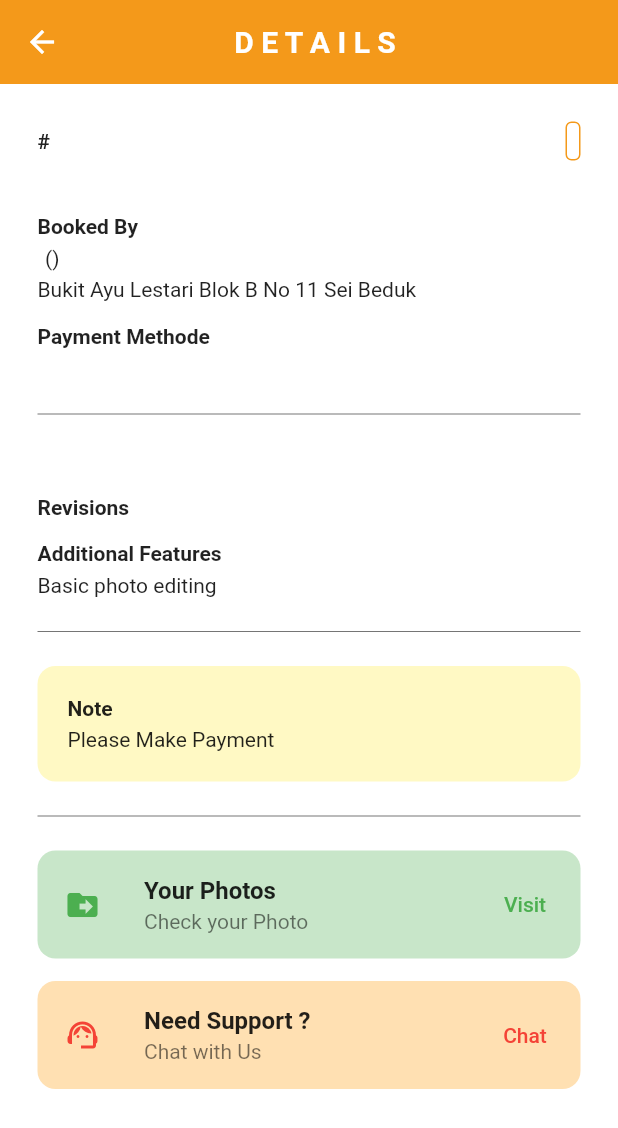
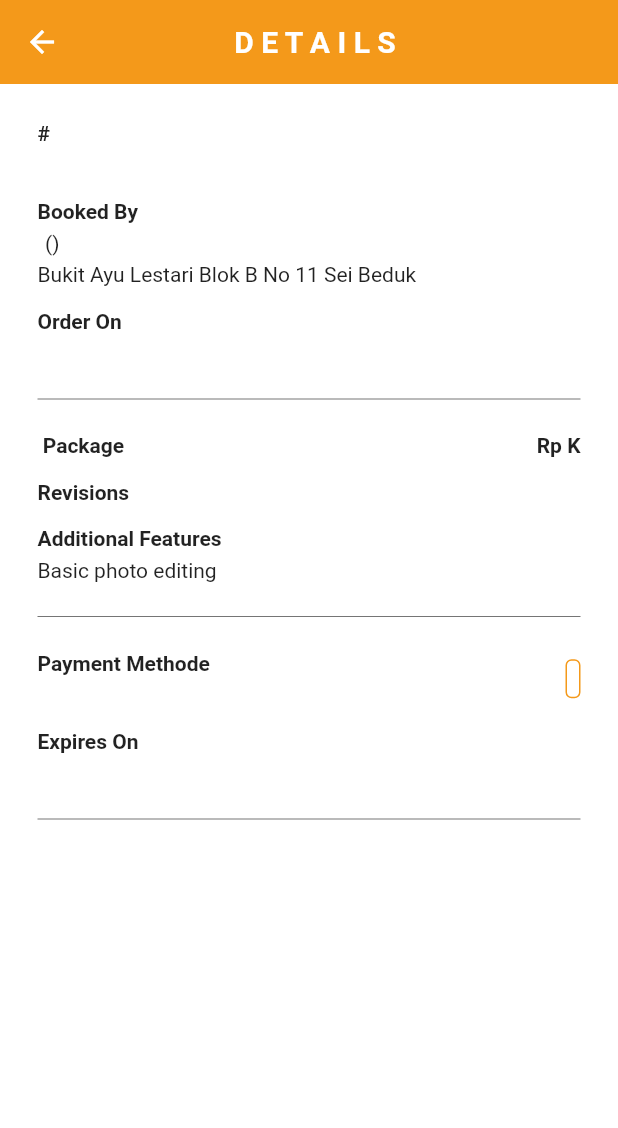
Before and after one commit to rumahrudi/pbl_snapc, a Flutter app: the OrderDetails screen opened directly with empty values, on a phone screen of 412 x 824 dp. Shown: the top 1128 px of the screen. Run offline on Flutter 3.47's test engine with Material 2 defaults, Android fonts, the phone set to English and light mode, and no system bars; our stand-ins replace cloud_firestore, firebase_auth, firebase_core, google_fonts, google_nav_bar; accounts and stored records are empty.

Commit message:
update daily
update show & hide button base on status order

```diff
--- a/snapc/lib/pages/order_detail_page.dart
+++ b/snapc/lib/pages/order_detail_page.dart
@@ -1,5 +1,7 @@
 import 'package:flutter/material.dart';
+import 'package:snapc/components/list_tile_button.dart';
 import 'package:snapc/components/my_app_bar.dart';
+import 'package:snapc/components/my_note.dart';
 import 'package:snapc/theme/colors.dart';
 
 class OrderDetails extends StatefulWidget {
@@ -12,6 +14,9 @@ class OrderDetails extends StatefulWidget {
   final String typePackage;
   final String total;
   final String revisions;
+  final String orderOn;
+  final String expiresOn;
+
   const OrderDetails({
     super.key,
     required this.docId,
@@ -23,6 +28,8 @@ class OrderDetails extends StatefulWidget {
     required this.typePackage,
     required this.total,
     required this.revisions,
+    required this.orderOn,
+    required this.expiresOn,
   });
 
   @override
@@ -39,6 +46,17 @@ class _OrderDetailsState extends State<OrderDetails> {
       //* Default color
       return secondaryColor;
     }
+  }
+
+  // * if status = payment
+  bool shouldShowButton(List<String> allowedStatusList) {
+    String lowerCaseStatus = widget.status.toLowerCase();
+    for (String allowedStatus in allowedStatusList) {
+      if (lowerCaseStatus == allowedStatus.toLowerCase()) {
+        return true;
+      }
+    }
+    return false;
   }
 
   @override
@@ -67,25 +85,6 @@ class _OrderDetailsState extends State<OrderDetails> {
                         Text(
                           '#${widget.docId}',
                           style: const TextStyle(fontWeight: FontWeight.bold),
-                      ),
-                      Container(
-                        decoration: BoxDecoration(
-                          color: Colors.transparent,
-                          border: Border.all(
-                            color: getStatusColor(),
-                          ),
-                          borderRadius: BorderRadius.circular(4),
-                        ),
-                        child: Padding(
-                          padding: const EdgeInsets.all(4),
-                          child: Text(
-                            widget.status,
-                            style: TextStyle(
-                              color: getStatusColor(),
-                              fontWeight: FontWeight.bold,
-                            ),
-                          ),
-                        ),
                         ),
                       ],
                     ),
@@ -124,14 +123,14 @@ class _OrderDetailsState extends State<OrderDetails> {
                       height: 15,
                     ),
                     const Text(
-                    'Payment Methode',
+                      'Order On',
                       style: TextStyle(fontWeight: FontWeight.bold),
                     ),
                     const SizedBox(
                       height: 5,
                     ),
                     Text(
-                    widget.payment,
+                      widget.orderOn,
                     ),
                     Padding(
                       padding: const EdgeInsets.symmetric(
@@ -144,13 +143,17 @@ class _OrderDetailsState extends State<OrderDetails> {
                     Row(
                       mainAxisAlignment: MainAxisAlignment.spaceBetween,
                       children: [
+                        // * type package
                         Text(
-                        widget.typePackage,
+                          '${widget.typePackage} Package',
                           style: const TextStyle(fontWeight: FontWeight.bold),
                         ),
+                        // * total
                         Text(
-                        widget.status,
-                        style: const TextStyle(fontWeight: FontWeight.bold),
+                          'Rp ${widget.total}K',
+                          style: const TextStyle(
+                            fontWeight: FontWeight.bold,
+                          ),
                         )
                       ],
                     ),
@@ -197,115 +200,116 @@ class _OrderDetailsState extends State<OrderDetails> {
                         color: Colors.grey[600],
                       ),
                     ),
-                  // * noted
+                    // * payment
+                    Row(
+                      mainAxisAlignment: MainAxisAlignment.spaceBetween,
+                      children: [
+                        //  * payment methode (Bank)
+                        Column(
+                          crossAxisAlignment: CrossAxisAlignment.start,
+                          children: [
+                            const Text(
+                              'Payment Methode',
+                              style: TextStyle(fontWeight: FontWeight.bold),
+                            ),
+                            const SizedBox(
+                              height: 5,
+                            ),
+                            Text(
+                              widget.payment,
+                            ),
+                          ],
+                        ),
+
+                        // * status
                         Container(
                           decoration: BoxDecoration(
-                        color: Colors.yellow[100],
-                        borderRadius: BorderRadius.circular(12)),
-                    child: const Padding(
-                      padding: EdgeInsets.all(20),
-                      child: Column(
-                        crossAxisAlignment: CrossAxisAlignment.start,
-                        children: [
-                          Text(
-                            'Note',
+                            color: Colors.transparent,
+                            border: Border.all(
+                              color: getStatusColor(),
+                            ),
+                            borderRadius: BorderRadius.circular(4),
+                          ),
+                          child: Padding(
+                            padding: const EdgeInsets.all(4),
+                            child: Text(
+                              widget.status,
+                              style: TextStyle(
+                                color: getStatusColor(),
+                                fontWeight: FontWeight.bold,
+                              ),
+                            ),
+                          ),
+                        ),
+                      ],
+                    ),
+                    const SizedBox(
+                      height: 15,
+                    ),
+
+                    // * expires on
+                    const Text(
+                      'Expires On',
                       style: TextStyle(
                         fontWeight: FontWeight.bold,
                       ),
                     ),
-                          SizedBox(
+                    const SizedBox(
                       height: 5,
                     ),
-                          Text('Please Make Payment')
-                        ],
+                    Text(widget.expiresOn),
+
+                    // * noted
+                    MyNote(
+                      isVisible: shouldShowButton(['payment']),
                     ),
+
+                    MyTileButton(
+                        isVisible: shouldShowButton(
+                          ['payment'],
                         ),
-                  ),
+                        icon: Icons.photo_album,
+                        title: 'Upload Proof',
+                        subtitle: 'Proof your Payment',
+                        onPressed: () {},
+                        textButton: 'Upload',
+                        colorTile: Colors.blue[100],
+                        color: Colors.blue),
                     Padding(
-                    padding: const EdgeInsets.symmetric(
-                      vertical: 15,
+                      padding: const EdgeInsets.only(
+                        top: 15,
                       ),
                       child: Divider(
                         color: Colors.grey[600],
                       ),
                     ),
-                  Container(
-                    decoration: BoxDecoration(
-                      color: Colors.green[100],
-                      borderRadius: BorderRadius.circular(12),
-                    ),
-                    child: ListTile(
-                      contentPadding:
-                          const EdgeInsets.symmetric(horizontal: 05),
-                      leading: Container(
-                        width: 50,
-                        child: const Center(
-                          child: Icon(
-                            Icons.drive_file_move,
-                            color: Colors.green,
-                          ),
-                        ),
-                      ),
-                      title: const Text(
-                        'Your Photos',
-                        style: TextStyle(
-                          fontWeight: FontWeight.bold,
-                        ),
-                      ),
-                      subtitle: const Text('Check your Photo'),
-                      trailing: TextButton(
+                    MyTileButton(
+                        isVisible: shouldShowButton(['editing', 'finish']),
+                        icon: Icons.drive_file_move,
+                        title: 'Your Photos',
+                        subtitle: 'Check your Photos',
                         onPressed: () {},
-                          child: const Text(
-                            'Visit',
-                            style: TextStyle(
-                              color: Colors.green,
-                            ),
-                          )),
-                    ),
-                  ),
+                        textButton: 'Visit',
+                        colorTile: Colors.green[100],
+                        color: Colors.green),
+
+                    MyTileButton(
+                        isVisible:
+                            shouldShowButton(['payment', 'editing', 'finish']),
+                        icon: Icons.support_agent,
+                        title: 'Need Support ?',
+                        subtitle: 'Chat with Us',
+                        onPressed: () {},
+                        textButton: 'Chat',
+                        colorTile: Colors.red[100],
+                        color: Colors.red),
                     const SizedBox(
-                    height: 15,
-                  ),
-                  Container(
-                    decoration: BoxDecoration(
-                      color: Colors.orange[100],
-                      borderRadius: BorderRadius.circular(12),
-                    ),
-                    child: ListTile(
-                      contentPadding:
-                          const EdgeInsets.symmetric(horizontal: 05),
-                      leading: Container(
-                        width: 50,
-                        child: const Center(
-                          child: Icon(
-                            Icons.support_agent,
-                            color: Colors.red,
-                          ),
-                        ),
-                      ),
-                      title: const Text(
-                        'Need Support ?',
-                        style: TextStyle(
-                          fontWeight: FontWeight.bold,
-                        ),
-                      ),
-                      subtitle: const Text('Chat with Us'),
-                      trailing: TextButton(
-                          onPressed: () {},
-                          child: const Text(
-                            'Chat',
-                            style: TextStyle(
-                              color: Colors.red,
-                            ),
-                          )),
-                    ),
-                  ),
-                  const SizedBox(
-                    height: 15,
+                      height: 25,
                     ),
                   ],
                 ),
-            ))
+              ),
+            )
           ],
         ),
       ),
--- a/snapc/lib/pages/order_page.dart
+++ b/snapc/lib/pages/order_page.dart
@@ -18,10 +18,10 @@ class _OrderPageState extends State<OrderPage> {
   final FirestoreService firestoreService = FirestoreService();
   @override
   Widget build(BuildContext context) {
-    return Scaffold(
-      appBar: const MyAppBar(text: 'O R D E R'),
+    return const Scaffold(
+      appBar: MyAppBar(text: 'O R D E R'),
       backgroundColor: Colors.white,
-      body: const Padding(
+      body: Padding(
         padding: EdgeInsets.symmetric(
           horizontal: 25,
         ),
```
Also changed, not shown: snapc/lib/components/list_tile_button.dart (added, +71 -0 lines), snapc/lib/components/my_note.dart (added, +39 -0 lines), snapc/lib/components/order_card.dart (+12 -2 lines), snapc/lib/database/firestore.dart (+6 -1 lines). Lines whose indentation alone changed are shown as unchanged.
